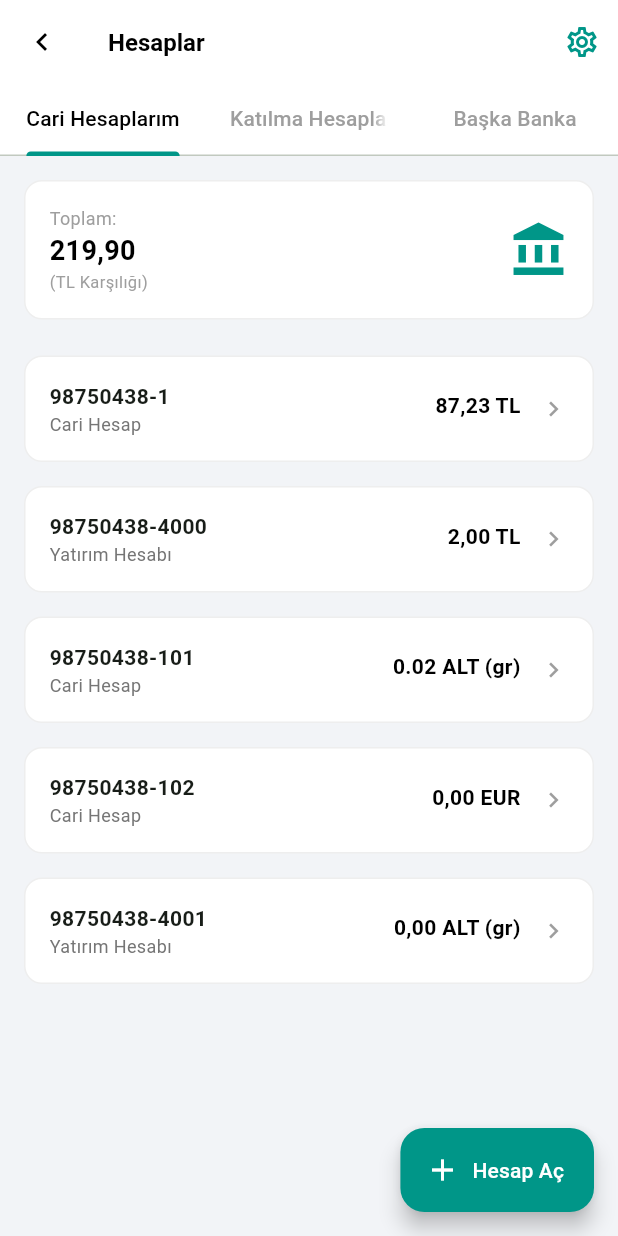
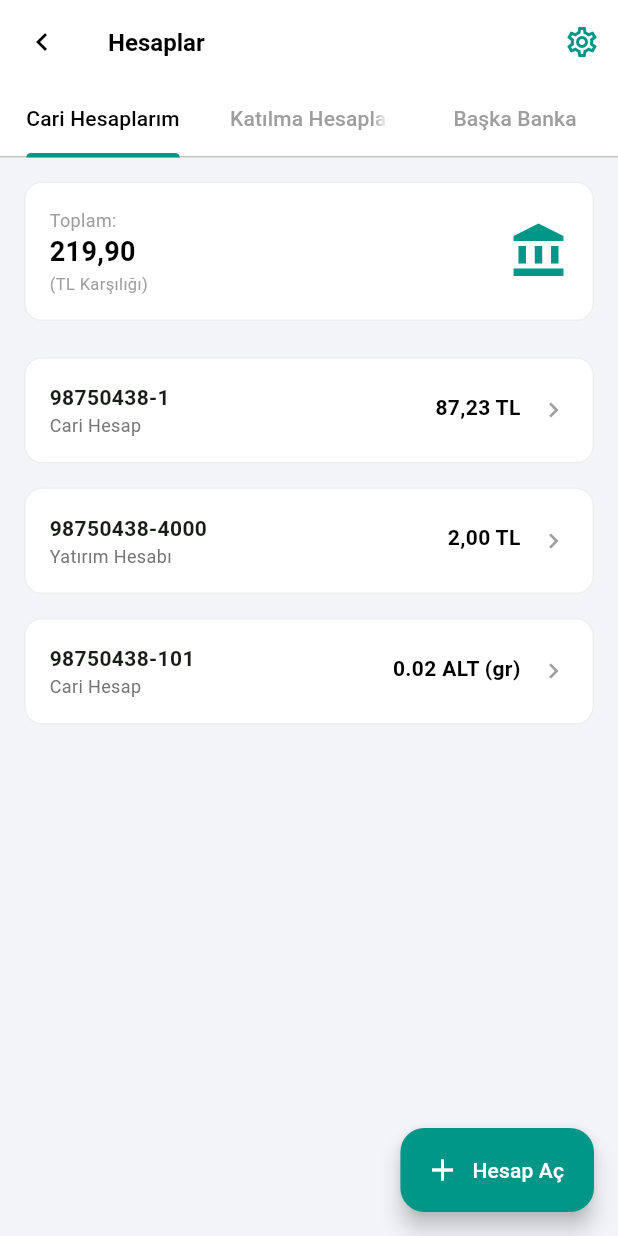
Before and after one commit to busrracnr/bankAPI, a Flutter app: the AccountsScreen screen opened directly, on a phone screen of 412 x 824 dp. Run offline on Flutter 3.47's test engine with Material 3 defaults, Android fonts, the phone set to English and light mode, and no system bars; our stand-ins replace flutter_riverpod.

Commit message:
Feature: Add account filter screen with settings button in Accounts page

```diff
--- a/lib/source/accounts/accounts_screen.dart
+++ b/lib/source/accounts/accounts_screen.dart
@@ -1,14 +1,18 @@
 import 'package:flutter/material.dart';
+import 'package:flutter_riverpod/flutter_riverpod.dart';
+import '../../action/accounts/account_filter_manager.dart';
+import 'filter_accounts_screen.dart';
 
-class AccountsScreen extends StatefulWidget {
+class AccountsScreen extends ConsumerStatefulWidget {
   const AccountsScreen({super.key});
 
   @override
-  State<AccountsScreen> createState() => _AccountsScreenState();
+  ConsumerState<AccountsScreen> createState() => _AccountsScreenState();
 }
 
-class _AccountsScreenState extends State<AccountsScreen> with TickerProviderStateMixin {
+class _AccountsScreenState extends ConsumerState<AccountsScreen> with TickerProviderStateMixin {
   int _selectedTab = 0;
+  late TabController _tabController;
 
   // Örnek hesap verileri
   final List<Map<String, dynamic>> myAccounts = [
@@ -45,6 +49,50 @@ class _AccountsScreenState extends State<AccountsScreen> with TickerProviderStat
   ];
 
   @override
+  void initState() {
+    super.initState();
+    _tabController = TabController(length: 3, vsync: this);
+  }
+
+  @override
+  void dispose() {
+    _tabController.dispose();
+    super.dispose();
+  }
+
+  List<Map<String, dynamic>> _getFilteredAccounts() {
+    final filterState = ref.read(accountFilterProvider);
+
+    return myAccounts.where((account) {
+      // Sadece Açık Hesaplar
+      if (filterState.onlyOpenAccounts) {
+        if (account["balance"].toString().contains("0,00") ||
+            account["balance"].toString().contains("0.00")) {
+          return false;
+        }
+      }
+
+      // Sadece Kullanılabilir Bakiyeli Hesaplar
+      if (filterState.onlyAvailableBalance) {
+        if (account["balance"].toString().contains("0,00") ||
+            account["balance"].toString().contains("0.00")) {
+          return false;
+        }
+      }
+
+      // Ortak Hesaplar seçeneği
+      if (!filterState.commonAccounts) {
+        // Ortak hesapları gizle (isim içinde "ortak" varsa)
+        if (account["type"].toString().toLowerCase().contains("ortak")) {
+          return false;
+        }
+      }
+
+      return true;
+    }).toList();
+  }
+
+  @override
   Widget build(BuildContext context) {
     return Scaffold(
       backgroundColor: const Color(0xFFF2F4F7),
@@ -59,7 +107,12 @@ class _AccountsScreenState extends State<AccountsScreen> with TickerProviderStat
         actions: [
           IconButton(
             icon: const Icon(Icons.settings_outlined, color: Colors.teal),
-            onPressed: () {},
+            onPressed: () {
+              Navigator.push(
+                context,
+                MaterialPageRoute(builder: (context) => const FilterAccountsScreen()),
+              );
+            },
           ),
         ],
       ),
@@ -69,15 +122,16 @@ class _AccountsScreenState extends State<AccountsScreen> with TickerProviderStat
           Container(
             color: Colors.white,
             child: TabBar(
-              controller: TabController(length: 3, vsync: this),
+              controller: _tabController,
+              indicatorColor: Colors.teal,
+              indicatorWeight: 3,
+              labelColor: Colors.black,
+              unselectedLabelColor: Colors.grey,
               onTap: (index) {
                 setState(() {
                   _selectedTab = index;
                 });
               },
-              indicatorColor: Colors.teal,
-              labelColor: Colors.black,
-              unselectedLabelColor: Colors.grey,
               tabs: const [
                 Tab(text: "Cari Hesaplarım"),
                 Tab(text: "Katılma Hesaplarım"),
@@ -104,6 +158,8 @@ class _AccountsScreenState extends State<AccountsScreen> with TickerProviderStat
   Widget _buildTabContent() {
     if (_selectedTab == 0) {
       // Cari hesaplarım
+      final filteredAccounts = _getFilteredAccounts();
+
       return ListView(
         padding: const EdgeInsets.symmetric(vertical: 16),
         children: [
@@ -134,7 +190,24 @@ class _AccountsScreenState extends State<AccountsScreen> with TickerProviderStat
           const SizedBox(height: 16),
 
           // Hesap listesi
-          ...myAccounts.map((account) => _buildAccountCard(account)).toList(),
+          if (filteredAccounts.isEmpty)
+            Center(
+              child: Padding(
+                padding: const EdgeInsets.symmetric(vertical: 32),
+                child: Column(
+                  children: [
+                    Icon(Icons.folder_open_outlined, size: 64, color: Colors.grey.shade300),
+                    const SizedBox(height: 16),
+                    Text(
+                      "Filtre kriterlerine uygun hesap bulunamadı.",
+                      style: TextStyle(color: Colors.grey.shade600, fontSize: 14),
+                    ),
+                  ],
+                ),
+              ),
+            )
+          else
+            ...filteredAccounts.map((account) => _buildAccountCard(account)).toList(),
         ],
       );
     } else if (_selectedTab == 1) {
```
Also changed, not shown: lib/action/accounts/account_filter_manager.dart (added, +55 -0 lines), lib/source/accounts/filter_accounts_screen.dart (added, +137 -0 lines).
